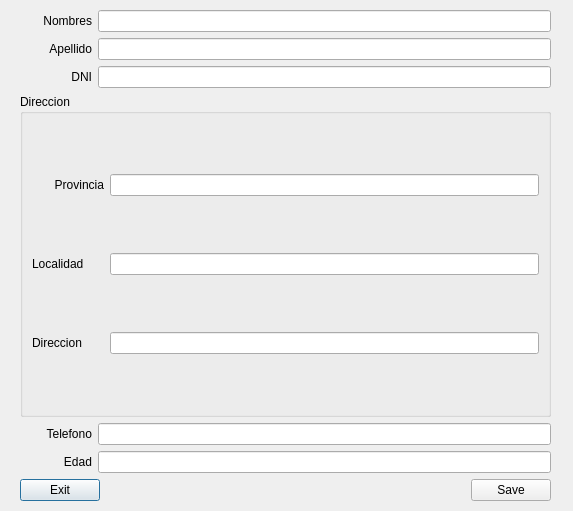
marcosstevens2012/GPP, file MyApp/model/cliente/add.ui: the form before one commit.
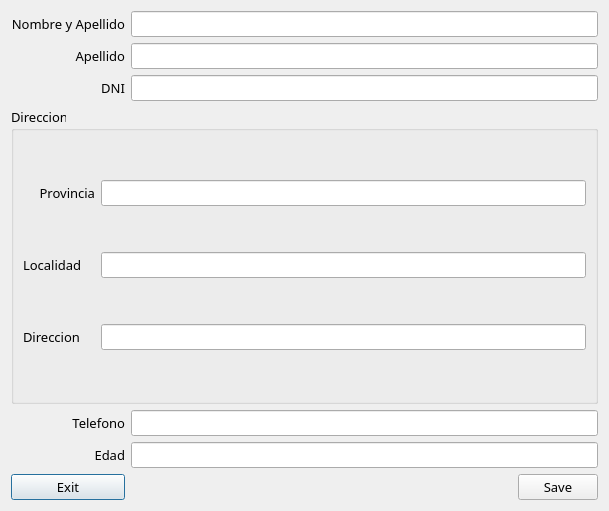
The form after the commit. Icons and pictures are not drawn.

Diff of the .ui file:
```diff
--- a/MyApp/model/cliente/add.ui
+++ b/MyApp/model/cliente/add.ui
@@ -6,28 +6,19 @@
    <rect>
     <x>0</x>
     <y>0</y>
-    <width>573</width>
+    <width>609</width>
     <height>511</height>
    </rect>
   </property>
   <property name="windowTitle">
    <string>Dialog</string>
   </property>
-  <widget class="QWidget" name="layoutWidget">
-   <property name="geometry">
-    <rect>
-     <x>20</x>
-     <y>10</y>
-     <width>531</width>
-     <height>491</height>
-    </rect>
-   </property>
-   <layout class="QVBoxLayout" name="verticalLayout_2">
-    <item>
+  <property name="windowIcon">
+   <iconset>
+    <normaloff>../../iconos/nuevo-icono-de-grupo-de-usuario-14853.2.2.png</normaloff>../../iconos/nuevo-icono-de-grupo-de-usuario-14853.2.2.png</iconset>
+  </property>
      <layout class="QGridLayout" name="gridLayout">
       <item row="0" column="0">
-       <layout class="QHBoxLayout" name="hlDialog">
-        <item>
          <widget class="QLabel" name="lbNombres">
           <property name="minimumSize">
            <size>
@@ -35,15 +26,21 @@
             <height>0</height>
            </size>
           </property>
+     <property name="font">
+      <font>
+       <family>Segoe UI Light</family>
+       <pointsize>10</pointsize>
+      </font>
+     </property>
           <property name="text">
-           <string>Nombres</string>
+      <string>Nombre y Apellido</string>
           </property>
           <property name="alignment">
            <set>Qt::AlignRight|Qt::AlignTrailing|Qt::AlignVCenter</set>
           </property>
          </widget>
         </item>
-        <item>
+   <item row="0" column="1" colspan="2">
          <widget class="QLineEdit" name="leNombres">
           <property name="sizePolicy">
            <sizepolicy hsizetype="Expanding" vsizetype="Fixed">
@@ -51,6 +48,12 @@
             <verstretch>0</verstretch>
            </sizepolicy>
           </property>
+     <property name="font">
+      <font>
+       <family>Segoe UI Light</family>
+       <pointsize>10</pointsize>
+      </font>
+     </property>
           <property name="inputMethodHints">
            <set>Qt::ImhPreferUppercase|Qt::ImhUppercaseOnly</set>
           </property>
@@ -59,11 +62,7 @@
           </property>
          </widget>
         </item>
-       </layout>
-      </item>
       <item row="1" column="0">
-       <layout class="QHBoxLayout" name="hlDialog">
-        <item>
          <widget class="QLabel" name="lbApellido">
           <property name="minimumSize">
            <size>
@@ -71,6 +70,12 @@
             <height>0</height>
            </size>
           </property>
+     <property name="font">
+      <font>
+       <family>Segoe UI Light</family>
+       <pointsize>10</pointsize>
+      </font>
+     </property>
           <property name="text">
            <string>Apellido</string>
           </property>
@@ -79,7 +84,7 @@
           </property>
          </widget>
         </item>
-        <item>
+   <item row="1" column="1" colspan="2">
          <widget class="QLineEdit" name="leApellido">
           <property name="sizePolicy">
            <sizepolicy hsizetype="Expanding" vsizetype="Fixed">
@@ -87,16 +92,18 @@
             <verstretch>0</verstretch>
            </sizepolicy>
           </property>
+     <property name="font">
+      <font>
+       <family>Segoe UI Light</family>
+       <pointsize>10</pointsize>
+      </font>
+     </property>
           <property name="inputMethodHints">
            <set>Qt::ImhPreferUppercase|Qt::ImhUppercaseOnly</set>
           </property>
          </widget>
         </item>
-       </layout>
-      </item>
       <item row="2" column="0">
-       <layout class="QHBoxLayout" name="hlDialog">
-        <item>
          <widget class="QLabel" name="lbDni">
           <property name="minimumSize">
            <size>
@@ -104,6 +111,12 @@
             <height>0</height>
            </size>
           </property>
+     <property name="font">
+      <font>
+       <family>Segoe UI Light</family>
+       <pointsize>10</pointsize>
+      </font>
+     </property>
           <property name="text">
            <string>DNI</string>
           </property>
@@ -112,7 +125,7 @@
           </property>
          </widget>
         </item>
-        <item>
+   <item row="2" column="1" colspan="2">
          <widget class="QLineEdit" name="leDni">
           <property name="sizePolicy">
            <sizepolicy hsizetype="Expanding" vsizetype="Fixed">
@@ -120,17 +133,25 @@
             <verstretch>0</verstretch>
            </sizepolicy>
           </property>
+     <property name="font">
+      <font>
+       <family>Segoe UI Light</family>
+       <pointsize>10</pointsize>
+      </font>
+     </property>
           <property name="inputMethodHints">
            <set>Qt::ImhPreferNumbers</set>
           </property>
          </widget>
         </item>
-       </layout>
-      </item>
-     </layout>
-    </item>
-    <item>
+   <item row="3" column="0" colspan="3">
      <widget class="QGroupBox" name="groupBox">
+     <property name="font">
+      <font>
+       <family>Segoe UI Light</family>
+       <pointsize>10</pointsize>
+      </font>
+     </property>
       <property name="title">
        <string>Direccion</string>
       </property>
@@ -143,6 +164,12 @@
            <height>0</height>
           </size>
          </property>
+        <property name="font">
+         <font>
+          <family>Segoe UI Light</family>
+          <pointsize>10</pointsize>
+         </font>
+        </property>
          <property name="text">
           <string>Provincia</string>
          </property>
@@ -151,44 +178,72 @@
          </property>
         </widget>
        </item>
+      <item row="0" column="1">
+       <widget class="QLineEdit" name="leProvincia">
+        <property name="sizePolicy">
+         <sizepolicy hsizetype="Expanding" vsizetype="Fixed">
+          <horstretch>0</horstretch>
+          <verstretch>0</verstretch>
+         </sizepolicy>
+        </property>
+        <property name="font">
+         <font>
+          <family>Segoe UI Light</family>
+          <pointsize>10</pointsize>
+         </font>
+        </property>
+       </widget>
+      </item>
        <item row="1" column="0">
         <widget class="QLabel" name="label_9">
+        <property name="font">
+         <font>
+          <family>Segoe UI Light</family>
+          <pointsize>10</pointsize>
+         </font>
+        </property>
          <property name="text">
           <string>Localidad</string>
          </property>
         </widget>
        </item>
        <item row="1" column="1">
-        <widget class="QLineEdit" name="leLocalidad"/>
+       <widget class="QLineEdit" name="leLocalidad">
+        <property name="font">
+         <font>
+          <family>Segoe UI Light</family>
+          <pointsize>10</pointsize>
+         </font>
+        </property>
+       </widget>
        </item>
        <item row="2" column="0">
         <widget class="QLabel" name="label_10">
+        <property name="font">
+         <font>
+          <family>Segoe UI Light</family>
+          <pointsize>10</pointsize>
+         </font>
+        </property>
          <property name="text">
           <string>Direccion</string>
          </property>
         </widget>
        </item>
        <item row="2" column="1">
-        <widget class="QLineEdit" name="leDireccion"/>
-       </item>
-       <item row="0" column="1">
-        <widget class="QLineEdit" name="leProvincia">
-         <property name="sizePolicy">
-          <sizepolicy hsizetype="Expanding" vsizetype="Fixed">
-           <horstretch>0</horstretch>
-           <verstretch>0</verstretch>
-          </sizepolicy>
+       <widget class="QLineEdit" name="leDireccion">
+        <property name="font">
+         <font>
+          <family>Segoe UI Light</family>
+          <pointsize>10</pointsize>
+         </font>
          </property>
         </widget>
        </item>
       </layout>
      </widget>
     </item>
-    <item>
-     <layout class="QVBoxLayout" name="verticalLayout">
-      <item>
-       <layout class="QHBoxLayout" name="hlDialog">
-        <item>
+   <item row="4" column="0">
          <widget class="QLabel" name="lbTelefono">
           <property name="minimumSize">
            <size>
@@ -196,6 +251,12 @@
             <height>0</height>
            </size>
           </property>
+     <property name="font">
+      <font>
+       <family>Segoe UI Light</family>
+       <pointsize>10</pointsize>
+      </font>
+     </property>
           <property name="text">
            <string>Telefono</string>
           </property>
@@ -204,7 +265,7 @@
           </property>
          </widget>
         </item>
-        <item>
+   <item row="4" column="1" colspan="2">
          <widget class="QLineEdit" name="leTelefono">
           <property name="sizePolicy">
            <sizepolicy hsizetype="Expanding" vsizetype="Fixed">
@@ -212,16 +273,18 @@
             <verstretch>0</verstretch>
            </sizepolicy>
           </property>
+     <property name="font">
+      <font>
+       <family>Segoe UI Light</family>
+       <pointsize>10</pointsize>
+      </font>
+     </property>
           <property name="inputMethodHints">
            <set>Qt::ImhPreferNumbers</set>
           </property>
          </widget>
         </item>
-       </layout>
-      </item>
-      <item>
-       <layout class="QHBoxLayout" name="hlDialog">
-        <item>
+   <item row="5" column="0">
          <widget class="QLabel" name="lbEdad">
           <property name="minimumSize">
            <size>
@@ -229,6 +292,12 @@
             <height>0</height>
            </size>
           </property>
+     <property name="font">
+      <font>
+       <family>Segoe UI Light</family>
+       <pointsize>10</pointsize>
+      </font>
+     </property>
           <property name="text">
            <string>Edad</string>
           </property>
@@ -237,7 +306,7 @@
           </property>
          </widget>
         </item>
-        <item>
+   <item row="5" column="1" colspan="2">
          <widget class="QLineEdit" name="leEdad">
           <property name="sizePolicy">
            <sizepolicy hsizetype="Expanding" vsizetype="Fixed">
@@ -245,48 +314,63 @@
             <verstretch>0</verstretch>
            </sizepolicy>
           </property>
+     <property name="font">
+      <font>
+       <family>Segoe UI Light</family>
+       <pointsize>10</pointsize>
+      </font>
+     </property>
           <property name="inputMethodHints">
            <set>Qt::ImhPreferNumbers</set>
           </property>
          </widget>
         </item>
-       </layout>
-      </item>
-      <item>
-       <layout class="QHBoxLayout" name="horizontalLayout">
-        <item>
+   <item row="6" column="0">
          <widget class="QPushButton" name="btExit">
+     <property name="font">
+      <font>
+       <family>Segoe UI Light</family>
+       <pointsize>10</pointsize>
+      </font>
+     </property>
           <property name="text">
            <string>Exit</string>
           </property>
          </widget>
         </item>
-        <item>
+   <item row="6" column="1">
          <spacer name="horizontalSpacer">
+     <property name="font">
+      <font>
+       <family>Segoe UI Light</family>
+       <pointsize>10</pointsize>
+      </font>
+     </property>
           <property name="orientation">
            <enum>Qt::Horizontal</enum>
           </property>
           <property name="sizeHint" stdset="0">
            <size>
-            <width>40</width>
+       <width>369</width>
             <height>20</height>
            </size>
           </property>
          </spacer>
         </item>
-        <item>
+   <item row="6" column="2">
          <widget class="QPushButton" name="btSave">
+     <property name="font">
+      <font>
+       <family>Segoe UI Light</family>
+       <pointsize>10</pointsize>
+      </font>
+     </property>
           <property name="text">
            <string>Save</string>
           </property>
          </widget>
         </item>
        </layout>
-      </item>
-     </layout>
-    </item>
-   </layout>
-  </widget>
  </widget>
  <resources/>
  <connections>
```
Lines whose indentation alone changed are shown as unchanged.
